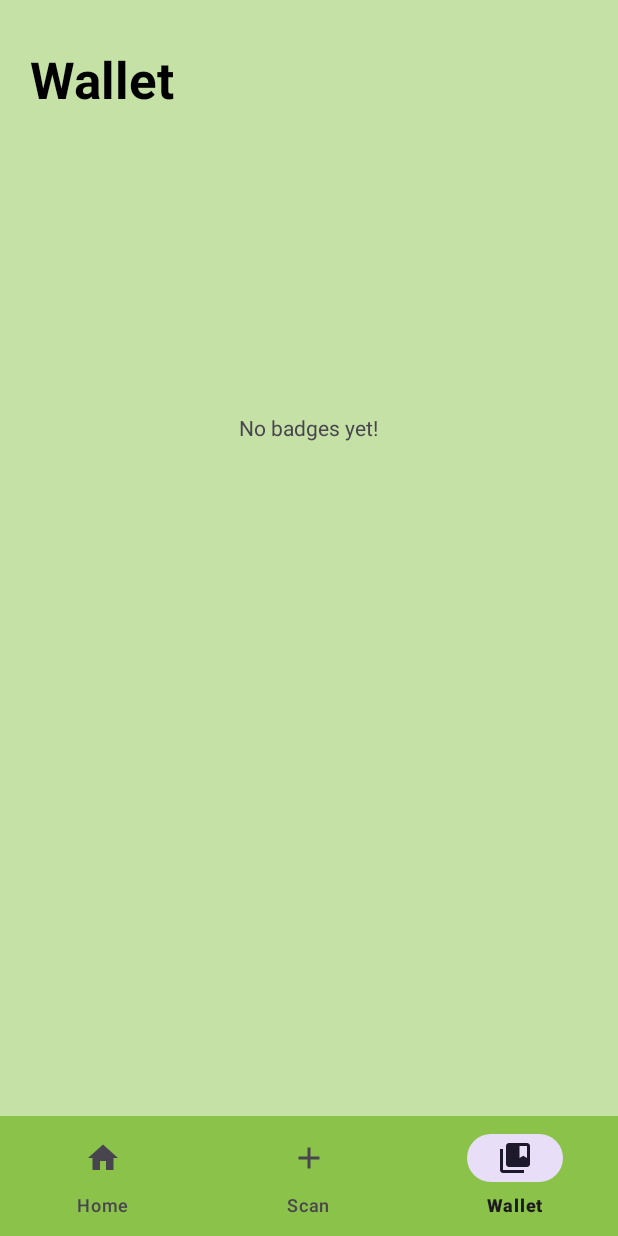
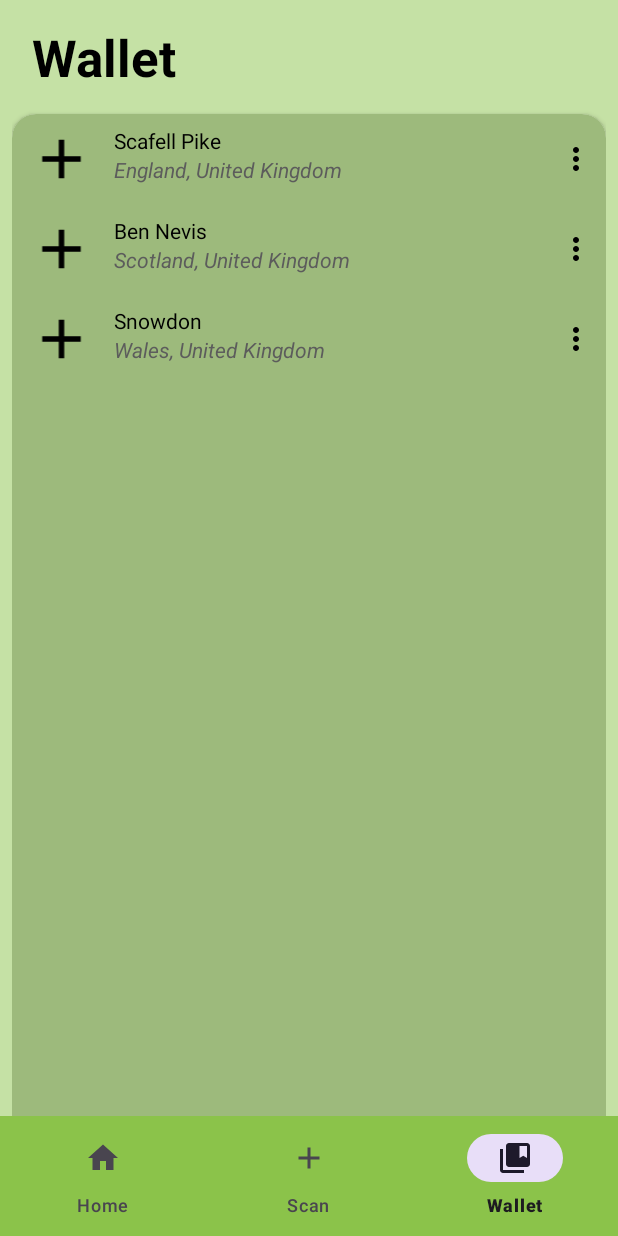
Before and after one commit to Harry55494/Hikers-Challenge, an Android app: the WalletFragment screen opened through its navigation route, on a phone screen of 412 x 824 dp. Run offline under Robolectric (Android 15) with nearby library versions, the light colour scheme and no system bars; our stand-ins replace navigation-ui; libraries missing offline, so code that uses them is left out: org.chromium.net.

Commit message:
Move to recycler view for Wallet

```diff
--- a/app/src/main/assets/data.json
+++ b/app/src/main/assets/data.json
@@ -5,21 +5,21 @@
       "verification": "909a1787270f48d7887018b685954557",
       "name": "Snowdon",
       "location": "Wales",
-      "country": "United Kingdom"
+      "location_2": "United Kingdom"
     },
     {
       "id": "87c1e67344b345c5a37706224e33cff1",
       "verification": "472b8805cd4442ee9d07b9a276d5f71f",
       "name": "Ben Nevis",
       "location": "Scotland",
-        "country": "United Kingdom"
+      "location_2": "United Kingdom"
     },
     {
       "id": "b02d4e6196864eeead2b7142288b028a",
       "verification": "4041c74445344b4591a0eb011e603e75",
       "name": "Scafell Pike",
       "location": "England",
-        "country": "United Kingdom"
+      "location_2": "United Kingdom"
     }
   ]
 }
--- a/app/src/main/java/com/example/hikerschallenge/Badge.kt
+++ b/app/src/main/java/com/example/hikerschallenge/Badge.kt
@@ -6,7 +6,7 @@ import android.util.Log
 import java.io.Serializable
 import java.util.Calendar
 
-data class Badge(var name: String, var location: String = "Unknown", var dateCollected: Calendar? = null, var announceCreation: Boolean = true): Serializable, Comparable<Badge> {
+data class Badge(var name: String, var location: String = "Unknown", var location_2: String = "Unknown", var dateCollected: Calendar? = null, var announceCreation: Boolean = true): Serializable, Comparable<Badge> {
 
     private val tag = "BadgeClass"
 
--- a/app/src/main/java/com/example/hikerschallenge/BadgesAdapter.kt
+++ b/app/src/main/java/com/example/hikerschallenge/BadgesAdapterHorizontal.kt
@@ -7,7 +7,7 @@ import android.view.ViewGroup
 import android.widget.TextView
 import androidx.recyclerview.widget.RecyclerView
 
-class BadgesAdapter(private val badges: MutableList<Badge>) : RecyclerView.Adapter<BadgesAdapter.BadgeViewHolder>() {
+class BadgesAdapterHorizontal(private val badges: MutableList<Badge>) : RecyclerView.Adapter<BadgesAdapterHorizontal.BadgeViewHolder>() {
 
     private val tag = "BadgesAdapter"
 
--- a/app/src/main/java/com/example/hikerschallenge/BadgesAdapterVertical.kt
+++ b/app/src/main/java/com/example/hikerschallenge/BadgesAdapterVertical.kt
@@ -1,13 +1,16 @@
 package com.example.hikerschallenge
 
+import android.content.Context
 import android.util.Log
 import android.view.LayoutInflater
 import android.view.View
 import android.view.ViewGroup
+import android.widget.ImageView
+import android.widget.PopupMenu
 import android.widget.TextView
 import androidx.recyclerview.widget.RecyclerView
 
-class BadgesAdapterVertical(private val badges: MutableList<Badge>) : RecyclerView.Adapter<BadgesAdapterVertical.BadgeViewHolder>() {
+class BadgesAdapterVertical(private val badges: MutableList<Badge>, private val badgesViewModel: BadgesViewModel) : RecyclerView.Adapter<BadgesAdapterVertical.BadgeViewHolder>() {
 
     private val tag = "BadgesAdapter"
 
@@ -27,11 +30,59 @@ class BadgesAdapterVertical(private val badges: MutableList<Badge>) : RecyclerVi
     }
 
     inner class BadgeViewHolder(itemView: View) : RecyclerView.ViewHolder(itemView) {
+        private val imageView: ImageView = itemView.findViewById(R.id.badge_row_image)
         private val badgeNameTextView: TextView = itemView.findViewById(R.id.badge_row_name)
+        private val badgeDescription: TextView = itemView.findViewById(R.id.badge_row_subtitle)
+        private val optionsMenu: View = itemView.findViewById(R.id.menu_anchor_view)
 
         fun bind(badge: Badge) {
+            val collected = badgesViewModel.badgesModel!!.badges.any { it.name == badge.name }
+            val userBadge: Badge? = badgesViewModel.badgesModel!!.badges.find { it.name == badge.name }
             badgeNameTextView.text = badge.name
+            setupPopupMenu(itemView.context, optionsMenu, badge)
+
+            if (collected){
+                if (userBadge != null) {
+                    badgeDescription.text = "${badge.location}, Collected ${userBadge.getDisplayDate(true)}"
+                    imageView.setImageResource(R.drawable.baseline_brightness_high_64)
+                }
+            } else {
+                badgeDescription.text = "${badge.location}, ${badge.location_2}"
+            }
 
         }
     }
+
+    fun setupPopupMenu(context: Context, view: View, badge: Badge){
+        val popupMenu = PopupMenu(context, view)
+        popupMenu.menuInflater.inflate(R.menu.badge_row_menu, popupMenu.menu)
+
+        popupMenu.setOnMenuItemClickListener { menuItem ->
+            when (menuItem.itemId) {
+                R.id.delete_badge -> {
+                    Log.i(tag, "Delete badge clicked for badge $badge")
+
+                    val alertDialog = AlertDialog(context)
+                    alertDialog.showAlertOptions("Delete badge?", "Are you sure you want to delete the ${badge.name} badge? You will need to scan the badge again to collect it.", "Yes",{
+                        badgesViewModel.badgesModel!!.removeBadge(badge)
+                    }, "Cancel", {
+                        Log.i(tag, "Badge deletion cancelled")
+                    })
+                    true
+                }
+                R.id.share_badge -> {
+                    Log.i(tag, "Share badge clicked for badge $badge")
+
+                    badge.share(context)
+
+                    true
+                }
+                else -> false
+            }
+        }
+
+        view.setOnClickListener {
+            popupMenu.show()
+        }
+    }
 }
--- a/app/src/main/java/com/example/hikerschallenge/CameraFragment.kt
+++ b/app/src/main/java/com/example/hikerschallenge/CameraFragment.kt
@@ -16,10 +16,6 @@ import androidx.core.content.ContextCompat
 import androidx.fragment.app.Fragment
 import androidx.fragment.app.activityViewModels
 import androidx.lifecycle.LifecycleOwner
-import androidx.lifecycle.LiveData
-import androidx.lifecycle.MutableLiveData
-import androidx.lifecycle.ViewModel
-import androidx.lifecycle.ViewModelProvider
 import com.google.mlkit.vision.barcode.BarcodeScanner
 import com.google.mlkit.vision.barcode.BarcodeScanning
 import com.google.mlkit.vision.common.InputImage
--- a/app/src/main/java/com/example/hikerschallenge/DataModel.kt
+++ b/app/src/main/java/com/example/hikerschallenge/DataModel.kt
@@ -22,7 +22,8 @@ class DataModel(context: Context) {
             val verification = badge.getString("verification")
             val name = badge.getString("name")
             val location = badge.getString("location")
-            allBadges["$id,$verification"] = Badge(name, location, null, false)
+            val location_2 = badge.getString("location_2")
+            allBadges["$id,$verification"] = Badge(name, location, location_2, null, false)
         }
         Log.i(tag, "DataModel created")
     }
@@ -31,4 +32,8 @@ class DataModel(context: Context) {
         return allBadges[idVerification]!!
     }
 
+    fun getAllBadges(): List<Badge> {
+        return allBadges.values.toList()
+    }
+
 }
--- a/app/src/main/java/com/example/hikerschallenge/HomeFragment.kt
+++ b/app/src/main/java/com/example/hikerschallenge/HomeFragment.kt
@@ -3,7 +3,6 @@ package com.example.hikerschallenge
 import android.Manifest
 import android.content.pm.PackageManager
 import android.graphics.drawable.Drawable
-import android.location.Location
 import android.net.Uri
 import android.os.Bundle
 import android.util.Log
@@ -17,7 +16,6 @@ import androidx.fragment.app.Fragment
 import androidx.fragment.app.activityViewModels
 import androidx.recyclerview.widget.LinearLayoutManager
 import androidx.recyclerview.widget.RecyclerView
-import com.google.android.gms.location.CurrentLocationRequest
 import com.google.android.gms.location.LocationCallback
 import com.google.android.gms.location.LocationRequest
 import com.google.android.gms.location.LocationResult
@@ -74,7 +72,7 @@ class HomeFragment : Fragment() {
 
             val mLocationRequest = LocationRequest.create()
                 .setPriority(LocationRequest.PRIORITY_HIGH_ACCURACY)
-                .setInterval(30 * 1000)
+                .setInterval(1 * 1000)
                 .setFastestInterval(5 * 1000);
 
             fusedLocationClient.requestLocationUpdates(mLocationRequest, object : LocationCallback() {
@@ -115,12 +113,12 @@ class HomeFragment : Fragment() {
         badgesViewModel.weatherDataLive.observe(viewLifecycleOwner, weatherObserver)
 
         val badgesRecyclerView = view.findViewById<RecyclerView>(R.id.recently_collected_scroller)
-        badgesRecyclerView.layoutManager = LinearLayoutManager(context, LinearLayoutManager.HORIZONTAL, false)
+        badgesRecyclerView.layoutManager = LinearLayoutManager(context, LinearLayoutManager.VERTICAL, false)
 
         val badgesObserver = androidx.lifecycle.Observer<BadgesModel> { badgesModel ->
             badgesModel.let {
                 val reversedBadges = badgesModel.badges.reversed()
-                badgesRecyclerView.adapter = BadgesAdapter(reversedBadges.toMutableList())
+                badgesRecyclerView.adapter = BadgesAdapterHorizontal(reversedBadges.toMutableList())
             }
         }
 
--- a/app/src/main/java/com/example/hikerschallenge/WalletFragment.kt
+++ b/app/src/main/java/com/example/hikerschallenge/WalletFragment.kt
@@ -1,14 +1,18 @@
 package com.example.hikerschallenge
 
+import android.annotation.SuppressLint
 import android.os.Bundle
 import android.util.Log
 import android.view.LayoutInflater
 import android.view.View
 import android.view.ViewGroup
+import android.widget.ImageView
 import android.widget.PopupMenu
 import android.widget.TextView
 import androidx.fragment.app.Fragment
 import androidx.fragment.app.activityViewModels
+import androidx.recyclerview.widget.LinearLayoutManager
+import androidx.recyclerview.widget.RecyclerView
 
 // TODO: Rename parameter arguments, choose names that match
 // the fragment initialization parameters, e.g. ARG_ITEM_NUMBER
@@ -36,13 +40,13 @@ class WalletFragment : Fragment() {
         Log.i(tag, "onCreate() run")
     }
 
+    @SuppressLint("CutPasteId")
     override fun onCreateView(
         inflater: LayoutInflater, container: ViewGroup?,
         savedInstanceState: Bundle?
     ): View? {
         // Inflate the layout for this fragment
         val view = inflater.inflate(R.layout.fragment_wallet, container, false)
-        val table = view.findViewById<ViewGroup>(R.id.badges_table_layout)
 
         // check if there are no badges
         if (badgesViewModel.badgesModel!!.badges.size == 0){
@@ -50,45 +54,19 @@ class WalletFragment : Fragment() {
             noBadgesText.visibility = View.VISIBLE
         }
 
-        for (badge in badgesViewModel.badgesModel!!.badges){
-            val row = layoutInflater.inflate(R.layout.badge_row, table, false)
-            row.findViewById<TextView>(R.id.badge_row_name).text = badge.name
-            row.findViewById<TextView>(R.id.badge_row_subtitle).text = "${badge.location}, Collected ${badge.getDisplayDate(true)}"
-            val popupMenu = PopupMenu(requireContext(), row.findViewById(R.id.menu_anchor_view))
-            popupMenu.menuInflater.inflate(R.menu.badge_row_menu, popupMenu.menu)
+        val badgesRecyclerView = view.findViewById<RecyclerView>(R.id.wallet_recycler)
+        badgesRecyclerView.layoutManager = LinearLayoutManager(context, LinearLayoutManager.VERTICAL, false)
 
-            popupMenu.setOnMenuItemClickListener { menuItem ->
-                when (menuItem.itemId) {
-                    R.id.delete_badge -> {
-                        Log.i(tag, "Delete badge clicked for badge $badge")
-
-                        val alertDialog = AlertDialog(requireContext())
-                        alertDialog.showAlertOptions("Delete badge?", "Are you sure you want to delete the ${badge.name} badge? You will need to scan the badge again to collect it.", "Yes",{
-                            badgesViewModel.badgesModel!!.removeBadge(badge)
-                        }, "Cancel", {
-                            Log.i(tag, "Badge deletion cancelled")
-                        })
-                        true
-                    }
-                    R.id.share_badge -> {
-                        Log.i(tag, "Share badge clicked for badge $badge")
-
-                        badge.share(requireContext())
-
-                        true
-                    }
-                    else -> false
+        val badgesObserver = androidx.lifecycle.Observer<BadgesModel> { badgesModel ->
+            badgesModel.let {
+                val reversedBadges = badgesViewModel.dataModel?.getAllBadges()?.reversed()
+                if (reversedBadges != null) {
+                    badgesRecyclerView.adapter = BadgesAdapterVertical(reversedBadges.toMutableList(), badgesViewModel)
                 }
             }
+        }
 
-
-            row.findViewById<View>(R.id.menu_anchor_view).setOnClickListener {
-                popupMenu.show()
-            }
-
-            table.addView(row)
-            Log.i(tag, "Badge $badge added to table")
-        }
+        badgesViewModel.badgesModel?.observe(badgesObserver)
 
         Log.i(tag, "onCreateView() run")
         return view
--- /dev/null
+++ b/app/src/main/res/drawable/baseline_add_circle_outline_24.xml
@@ -0,0 +1,5 @@
+<vector android:height="24dp" android:tint="#000000"
+    android:viewportHeight="24" android:viewportWidth="24"
+    android:width="24dp" xmlns:android="http://schemas.android.com/apk/res/android">
+    <path android:fillColor="@android:color/white" android:pathData="M13,7h-2v4L7,11v2h4v4h2v-4h4v-2h-4L13,7zM12,2C6.48,2 2,6.48 2,12s4.48,10 10,10 10,-4.48 10,-10S17.52,2 12,2zM12,20c-4.41,0 -8,-3.59 -8,-8s3.59,-8 8,-8 8,3.59 8,8 -3.59,8 -8,8z"/>
+</vector>
--- a/app/src/main/res/layout/badge_row.xml
+++ b/app/src/main/res/layout/badge_row.xml
@@ -2,6 +2,8 @@
 <RelativeLayout xmlns:android="http://schemas.android.com/apk/res/android"
     android:layout_width="match_parent"
     android:layout_height="60dp"
+    android:paddingLeft="8dp"
+    android:paddingRight="8dp"
     android:paddingBottom="8dp"
     android:paddingTop="8dp">
 
@@ -10,7 +12,7 @@
         android:layout_width="50dp"
         android:layout_height="match_parent"
         android:layout_marginEnd="10dp"
-        android:src="@drawable/baseline_brightness_high_96"
+        android:src="@drawable/baseline_add_24"
         android:layout_alignParentStart="true"
         android:contentDescription="@string/badge_icon_content_desc" />
 
--- a/app/src/main/res/layout/fragment_scan.xml
+++ b/app/src/main/res/layout/fragment_scan.xml
@@ -5,7 +5,6 @@
     android:layout_height="match_parent"
     xmlns:app="http://schemas.android.com/apk/res-auto"
     tools:context=".ScanFragment"
-    android:background="@color/background_green"
     android:layout_margin="0dp">
 
     <TextView
--- a/app/src/main/res/layout/fragment_wallet.xml
+++ b/app/src/main/res/layout/fragment_wallet.xml
@@ -3,40 +3,21 @@
     xmlns:tools="http://schemas.android.com/tools"
     android:layout_width="match_parent"
     android:layout_height="match_parent"
+    xmlns:app="http://schemas.android.com/apk/res-auto"
     tools:context=".WalletFragment"
-    android:layout_margin="20dp">
+    android:layout_margin="8dp">
 
     <TextView
         android:layout_width="match_parent"
         android:layout_height="wrap_content"
-        android:paddingTop="10dp"
+        android:paddingTop="7dp"
         android:text="@string/wallet_fragment_title"
         android:textStyle="bold"
         android:textSize="34sp"
+        android:layout_marginStart="13dp"
         android:textColor="@color/titles"
         android:id="@+id/titleTextView"
         />
-
-    <androidx.core.widget.NestedScrollView
-        android:layout_width="match_parent"
-        android:layout_height="match_parent"
-        android:layout_below="@id/titleTextView"
-        android:layout_marginTop="30dp"
-        android:scrollbars="vertical">
-
-        <TableLayout
-            android:layout_width="wrap_content"
-            android:layout_height="fill_parent"
-            android:stretchColumns="1"
-            android:id="@+id/badges_table_layout">
-
-            <TableRow
-                android:id="@+id/badge_row">
-            </TableRow>
-
-        </TableLayout>
-
-    </androidx.core.widget.NestedScrollView>
 
     <TextView
         android:layout_width="wrap_content"
@@ -44,10 +25,27 @@
         android:layout_below="@id/titleTextView"
         android:layout_centerHorizontal="true"
         android:layout_centerInParent="true"
-        android:layout_marginTop="200dp"
+        android:layout_marginTop="270dp"
         android:text="@string/no_badges_text"
         android:id="@+id/no_badges_text"
         android:visibility="invisible"/>
 
+    <androidx.cardview.widget.CardView
+        android:layout_marginTop="15dp"
+        android:layout_width="match_parent"
+        android:layout_height="match_parent"
+        app:cardCornerRadius="16dp"
+        android:layout_below="@id/titleTextView">
+
+        <androidx.recyclerview.widget.RecyclerView
+            android:layout_width="match_parent"
+            android:layout_height="match_parent"
+            android:background="@color/background_green_tint"
+            android:id="@+id/wallet_recycler"/>
+
+    </androidx.cardview.widget.CardView>
+
+
+
 
 </RelativeLayout>
```
Also changed, not shown: app/src/main/java/com/example/hikerschallenge/BadgeDetailsFragment.kt (added, +19 -0 lines), app/src/main/java/com/example/hikerschallenge/ScanFragment.kt (+10 -2 lines), app/src/main/res/layout/badge_details.xml (added, +16 -0 lines).
